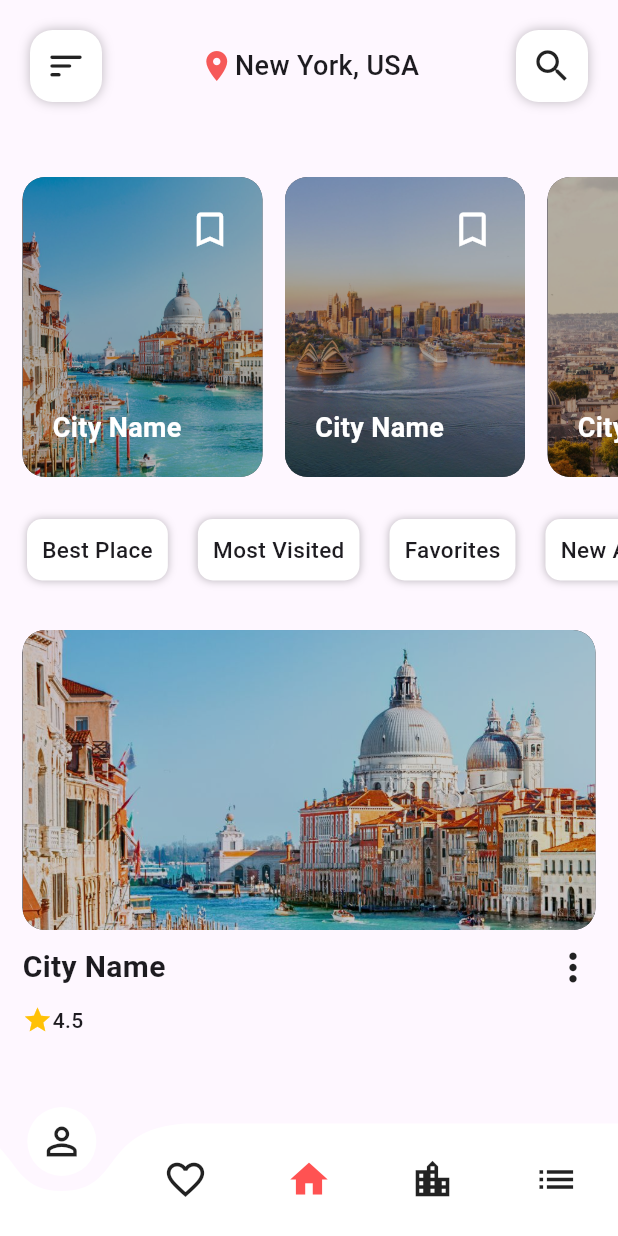
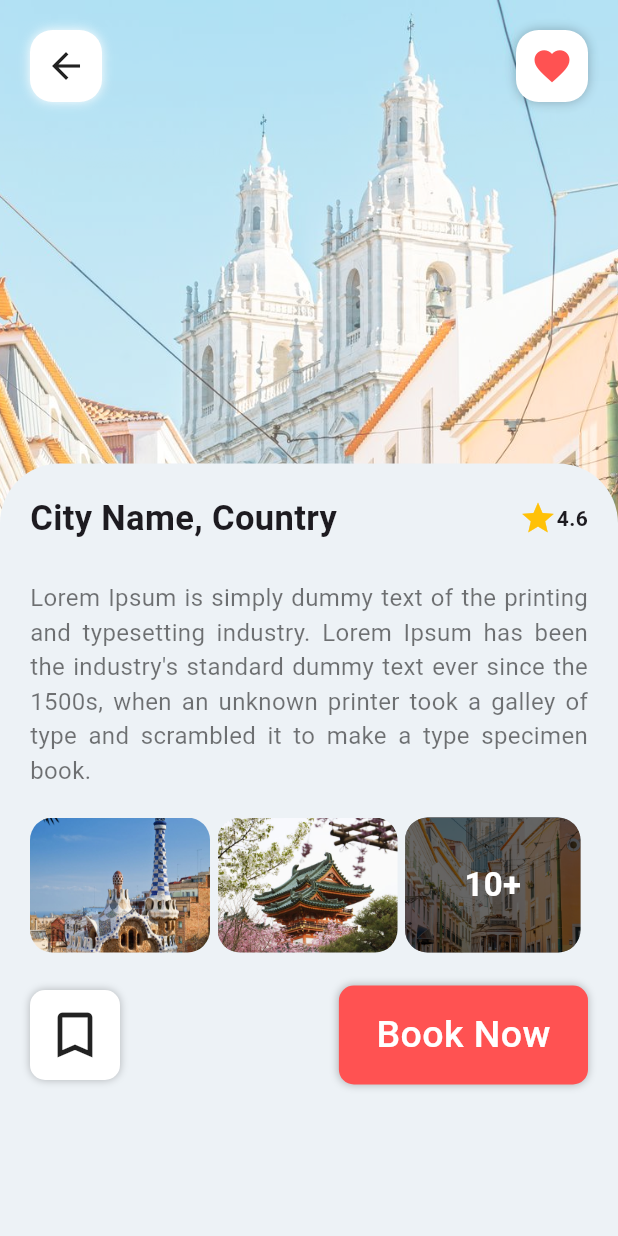
Before and after one commit to RusdyZain/TravelAppsFlutter, a Flutter app: the HomePage screen opened directly, after a tap on "City Name", on a phone screen of 412 x 824 dp. Run offline on Flutter 3.47's test engine with Material 3 defaults, Android fonts, the phone set to English and light mode, and no system bars; drawn by our look-alikes of curved_navigation_bar.

Commit message:
On Progress

```diff
--- a/travelappsflutter/lib/pages/home_screen.dart
+++ b/travelappsflutter/lib/pages/home_screen.dart
@@ -1,4 +1,5 @@
 import 'package:flutter/material.dart';
+import 'package:travelappsflutter/pages/post_screen.dart';
 import 'package:travelappsflutter/wigets/home_app_bar.dart';
 import 'package:travelappsflutter/wigets/home_bottom_bar.dart';
 
@@ -43,7 +44,13 @@ class _HomePageState extends State<HomePage> {
                             shrinkWrap: true,
                             itemBuilder: (BuildContext context, int index) {
                               return InkWell(
-                                onTap: () {},
+                                onTap: () {
+                                  Navigator.push(
+                                      context,
+                                      MaterialPageRoute(
+                                        builder: (context) => PostScreen(),
+                                      ));
+                                },
                                 child: Container(
                                   width: 160,
                                   padding: EdgeInsets.all(20),
@@ -133,7 +140,13 @@ class _HomePageState extends State<HomePage> {
                         child: Column(
                           children: [
                             InkWell(
-                              onTap: () {},
+                              onTap: () {
+                                Navigator.push(
+                                    context,
+                                    MaterialPageRoute(
+                                      builder: (context) => PostScreen(),
+                                    ));
+                              },
                               child: Container(
                                 height: 200,
                                 decoration: BoxDecoration(
--- /dev/null
+++ b/travelappsflutter/lib/pages/post_screen.dart
@@ -0,0 +1,33 @@
+import 'package:flutter/material.dart';
+import 'package:travelappsflutter/wigets/post_app_bar.dart';
+import 'package:travelappsflutter/wigets/post_bottom_bar.dart';
+
+class PostScreen extends StatefulWidget {
+  const PostScreen({super.key});
+
+  @override
+  State<PostScreen> createState() => _PostScreenState();
+}
+
+class _PostScreenState extends State<PostScreen> {
+  @override
+  Widget build(BuildContext context) {
+    return Container(
+      decoration: BoxDecoration(
+        image: DecorationImage(
+          image: AssetImage('images/city6.jpg'),
+          fit: BoxFit.cover,
+          opacity: 0.7,
+        ),
+      ),
+      child: Scaffold(
+        backgroundColor: Colors.transparent,
+        appBar: PreferredSize(
+          preferredSize: Size.fromHeight(90),
+          child: PostAppBar(),
+        ),
+        bottomNavigationBar: PostBottomBar(),
+      ),
+    );
+  }
+}
--- a/travelappsflutter/lib/wigets/home_bottom_bar.dart
+++ b/travelappsflutter/lib/wigets/home_bottom_bar.dart
@@ -29,7 +29,7 @@ class _HomeBottomBarState extends State<HomeBottomBar> {
           color: Colors.redAccent,
         ),
         Icon(
-          Icons.location_city_outlined,
+          Icons.location_on_outlined,
           size: 30,
         ),
         Icon(
--- /dev/null
+++ b/travelappsflutter/lib/wigets/post_app_bar.dart
@@ -0,0 +1,65 @@
+import 'package:flutter/material.dart';
+
+class PostAppBar extends StatefulWidget {
+  const PostAppBar({super.key});
+
+  @override
+  State<PostAppBar> createState() => _PostAppBarState();
+}
+
+class _PostAppBarState extends State<PostAppBar> {
+  @override
+  Widget build(BuildContext context) {
+    return Padding(
+      padding: EdgeInsets.all(20),
+      child: Row(
+        mainAxisAlignment: MainAxisAlignment.spaceBetween,
+        children: [
+          InkWell(
+            onTap: () {
+              Navigator.pop(context);
+            },
+            child: Container(
+              padding: EdgeInsets.all(10),
+              decoration: BoxDecoration(
+                color: Colors.white,
+                borderRadius: BorderRadius.circular(15),
+                boxShadow: [
+                  BoxShadow(
+                    color: Colors.white,
+                    blurRadius: 6,
+                  ),
+                ],
+              ),
+              child: Icon(
+                Icons.arrow_back,
+                size: 28,
+              ),
+            ),
+          ),
+          InkWell(
+            onTap: () {},
+            child: Container(
+              padding: EdgeInsets.all(10),
+              decoration: BoxDecoration(
+                color: Colors.white,
+                borderRadius: BorderRadius.circular(15),
+                boxShadow: [
+                  BoxShadow(
+                    color: Colors.black26,
+                    blurRadius: 6,
+                  ),
+                ],
+              ),
+              child: Icon(
+                Icons.favorite,
+                color: Colors.redAccent,
+                size: 28,
+              ),
+            ),
+          )
+        ],
+      ),
+    );
+  }
+}
--- /dev/null
+++ b/travelappsflutter/lib/wigets/post_bottom_bar.dart
@@ -0,0 +1,180 @@
+import 'package:flutter/material.dart';
+
+class PostBottomBar extends StatefulWidget {
+  const PostBottomBar({super.key});
+
+  @override
+  State<PostBottomBar> createState() => _PostBottomBarState();
+}
+
+class _PostBottomBarState extends State<PostBottomBar> {
+  @override
+  Widget build(BuildContext context) {
+    return Container(
+      height: MediaQuery.of(context).size.height / 1.6,
+      padding: EdgeInsets.only(top: 20, left: 20, right: 20),
+      decoration: BoxDecoration(
+        color: Color(0xFFEDF2F6),
+        borderRadius: BorderRadius.only(
+          topLeft: Radius.circular(40),
+          topRight: Radius.circular(40),
+        ),
+      ),
+      child: ListView(
+        children: [
+          Padding(
+            padding: EdgeInsets.only(),
+            child: Column(
+              mainAxisAlignment: MainAxisAlignment.start,
+              children: [
+                Row(
+                  mainAxisAlignment: MainAxisAlignment.spaceBetween,
+                  children: [
+                    Text(
+                      "City Name, Country",
+                      style: TextStyle(
+                        fontSize: 23,
+                        fontWeight: FontWeight.w600,
+                      ),
+                    ),
+                    Row(
+                      children: [
+                        Icon(
+                          Icons.star,
+                          color: Colors.amber,
+                          size: 25,
+                        ),
+                        Text(
+                          '4.6',
+                          style: TextStyle(
+                            fontWeight: FontWeight.w600,
+                          ),
+                        )
+                      ],
+                    ),
+                  ],
+                ),
+                SizedBox(height: 25),
+                Text(
+                  "Lorem Ipsum is simply dummy text of the printing and typesetting industry. Lorem Ipsum has been the industry's standard dummy text ever since the 1500s, when an unknown printer took a galley of type and scrambled it to make a type specimen book.",
+                  style: TextStyle(
+                    color: Colors.black54,
+                    fontSize: 16,
+                  ),
+                  textAlign: TextAlign.justify,
+                ),
+                SizedBox(height: 20),
+                Row(
+                  children: [
+                    Padding(
+                      padding: EdgeInsets.only(right: 5),
+                      child: Expanded(
+                        child: ClipRRect(
+                          borderRadius: BorderRadius.circular(15),
+                          child: Image.asset(
+                            'images/city5.jpg',
+                            fit: BoxFit.cover,
+                            width: 120,
+                            height: 90,
+                          ),
+                        ),
+                      ),
+                    ),
+                    Padding(
+                      padding: EdgeInsets.only(right: 5),
+                      child: Expanded(
+                        child: ClipRRect(
+                          borderRadius: BorderRadius.circular(15),
+                          child: Image.asset(
+                            'images/city4.jpg',
+                            fit: BoxFit.cover,
+                            width: 120,
+                            height: 90,
+                          ),
+                        ),
+                      ),
+                    ),
+                    Expanded(
+                      child: Container(
+                        alignment: Alignment.center,
+                        width: 120,
+                        height: 90,
+                        margin: EdgeInsets.only(right: 5),
+                        decoration: BoxDecoration(
+                          color: Colors.black,
+                          borderRadius: BorderRadius.circular(15),
+                          image: DecorationImage(
+                              image: AssetImage("images/city6.jpg"),
+                              fit: BoxFit.cover,
+                              opacity: 0.4),
+                        ),
+                        child: Text(
+                          "10+",
+                          style: TextStyle(
+                            color: Colors.white,
+                            fontSize: 22,
+                            fontWeight: FontWeight.w600,
+                          ),
+                        ),
+                      ),
+                    ),
+                  ],
+                ),
+                SizedBox(height: 15),
+                Container(
+                  height: 80,
+                  child: Row(
+                    mainAxisAlignment: MainAxisAlignment.spaceBetween,
+                    children: [
+                      Container(
+                        padding: EdgeInsets.all(10),
+                        decoration: BoxDecoration(
+                          borderRadius: BorderRadius.circular(10),
+                          color: Colors.white,
+                          boxShadow: [
+                            BoxShadow(
+                              color: Colors.black26,
+                              blurRadius: 4,
+                            ),
+                          ],
+                        ),
+                        child: Icon(
+                          Icons.bookmark_outline,
+                          size: 40,
+                        ),
+                      ),
+                      Container(
+                        padding: EdgeInsets.symmetric(
+                          vertical: 15,
+                          horizontal: 25,
+                        ),
+                        decoration: BoxDecoration(
+                          borderRadius: BorderRadius.circular(10),
+                          color: Colors.redAccent,
+                          boxShadow: [
+                            BoxShadow(
+                              color: Colors.black26,
+                              blurRadius: 4,
+                            )
+                          ],
+                        ),
+                        child: Text(
+                          "Book Now",
+                          style: TextStyle(
+                            color: Colors.white,
+                            fontSize: 25,
+                            fontWeight: FontWeight.w500,
+                          ),
+                        ),
+                      )
+                    ],
+                  ),
+                )
+              ],
+            ),
+          )
+        ],
+      ),
+    );
+  }
+}
```
